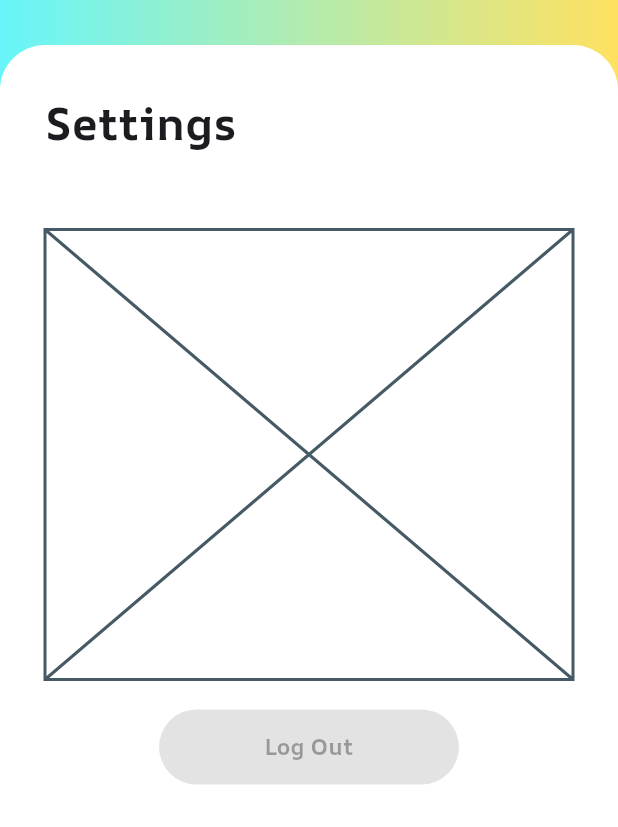
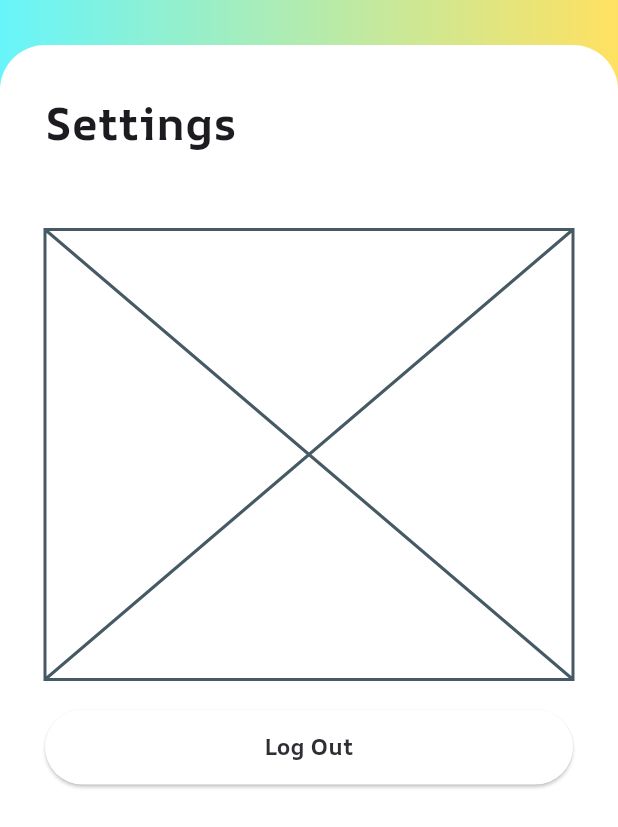
Before and after one commit to madgallego/TRACER, a Flutter app: the screen it shows once a user with an empty profile is signed in, after a tap on "Settings", on a phone screen of 412 x 824 dp. Shown: the top 827 px of the screen. Run offline on Flutter 3.47's test engine with Material 3 defaults, Android fonts, the phone set to English and light mode, and no system bars; our stand-ins replace camera, envied, image_picker, supabase_flutter; missing offline and left inert: google_mlkit_text_recognition; accounts and stored records are empty; generated files the repository leaves out were written again.

Commit message:
small changes

```diff
--- a/lib/screens/settings_screen.dart
+++ b/lib/screens/settings_screen.dart
@@ -38,7 +38,7 @@ class _SettingsScreenState extends State<SettingsScreen> {
                 ),
               ),
               child: Column(
-                crossAxisAlignment: CrossAxisAlignment.start,
+                crossAxisAlignment: CrossAxisAlignment.stretch,
                 spacing: 20.0,
                 children: [
                   Text(
@@ -54,9 +54,10 @@ class _SettingsScreenState extends State<SettingsScreen> {
 
                   Placeholder(fallbackHeight: 300.00),
 
-                  Center(
-                    child: ElevatedButton(
-                      onPressed: null, // button is inactive
+                  ElevatedButton(
+                    onPressed: () {
+
+                    },
 
                     style: ElevatedButton.styleFrom(
                       minimumSize: const Size(200, 50),
@@ -66,10 +67,10 @@ class _SettingsScreenState extends State<SettingsScreen> {
                       'Log Out',
                       style: TextStyle(
                       fontFamily: "AROneSans",
+                      color: AppDesign.appOffblack,
                       fontWeight: FontWeight.bold,
                       fontSize: 15.0,
                       )
-											),
                     ),
                   ),
                 ],
```
Lines whose indentation alone changed are shown as unchanged.
